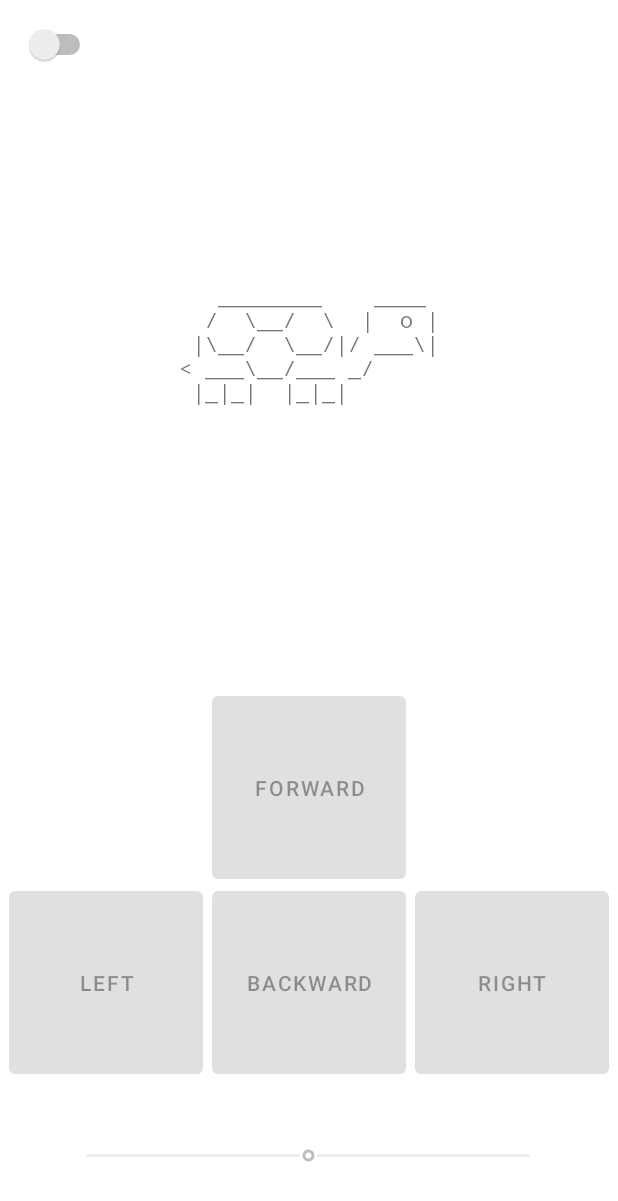
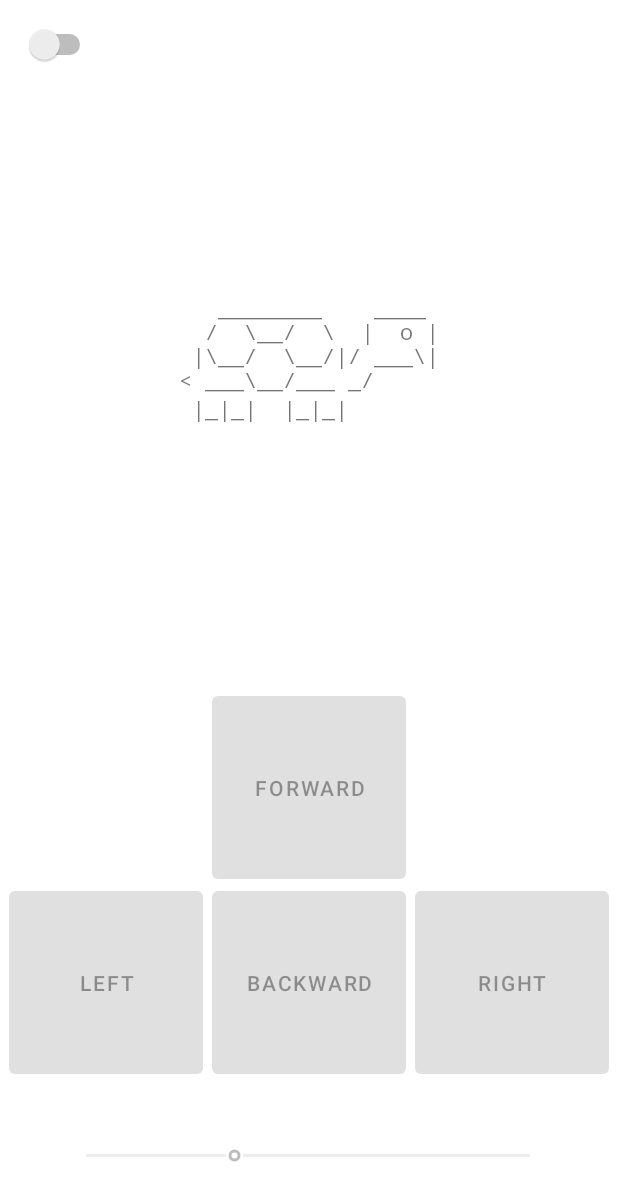
Before and after one commit to Razzula/turtle-cog, an Android app: the screen it shows after launch (MainActivity), on a phone screen of 412 x 824 dp. Shown: the top 1201 px of the screen. Run offline under Robolectric (Android 15) with nearby library versions, the phone set to English and light mode, and no system bars.

Commit message:
Animated app visuals

```diff
--- a/controller/app/src/main/java/turtle/cog/MainActivity.java
+++ b/controller/app/src/main/java/turtle/cog/MainActivity.java
@@ -8,6 +8,7 @@ import android.os.Bundle;
 import android.util.Log;
 import android.view.MotionEvent;
 import android.view.View;
+import android.widget.Adapter;
 import android.widget.Switch;
 import android.widget.TextView;
 import android.widget.CompoundButton;
@@ -22,9 +23,11 @@ public class MainActivity extends AppCompatActivity {
     static Socket socket;
     PrintWriter socketOut;
     Switch toggle;
-    TextView turtle;
+    TextView turtle; TextView turtleLegs;
+    Thread animationBlink;
     boolean err;
-    boolean dead = false;
+    boolean dead = false; boolean moving = false;
+    long velocity = 2;
 
     @Override
     protected void onCreate(Bundle savedInstanceState) {
@@ -42,7 +45,14 @@ public class MainActivity extends AppCompatActivity {
                 public void onCheckedChanged(CompoundButton buttonView, boolean isChecked) {
                     if (!err) {
                         if (isChecked) {
+
+                            turtle.setTextColor(Color.WHITE);
+                            turtleLegs.setTextColor(Color.WHITE);
+                            findViewById(R.id.textSearching).setVisibility(View.VISIBLE);
+
                             setupConnection();
+
+                            findViewById(R.id.textSearching).setVisibility(View.INVISIBLE);
 
                             if (err) {
                                 return;
@@ -54,12 +64,15 @@ public class MainActivity extends AppCompatActivity {
                             findViewById(R.id.btnRight).setEnabled(true);
                             findViewById(R.id.barSpeed).setEnabled(true);
 
-                            speedBar.setProgress(50);
+                            speedBar.setProgress(25);
                             send(":50");
                         } else {
+                            send(" ");
                             closeConnection();
 
                             turtle.setTextColor(Color.WHITE);
+                            turtleLegs.setTextColor(Color.WHITE);
+                            moving = false; dead = false;
                         }
                     } else {
                         err = false;
@@ -69,13 +82,14 @@ public class MainActivity extends AppCompatActivity {
         }
 
         turtle = (TextView) findViewById(R.id.turtle);
+        turtleLegs = (TextView) findViewById(R.id.turtlelegs);
 
         findViewById(R.id.btnUp).setOnTouchListener( new View.OnTouchListener() {
             @Override
             public boolean onTouch(View view, MotionEvent motionEvent) {
                 switch ( motionEvent.getAction() ) {
-                    case MotionEvent.ACTION_DOWN: send("w"); break;
-                    case MotionEvent.ACTION_UP: send(" "); break;
+                    case MotionEvent.ACTION_DOWN: send("w"); moving = true; break;
+                    case MotionEvent.ACTION_UP: send(" "); moving = false; break;
                 }
                 return false;
             }
@@ -85,8 +99,8 @@ public class MainActivity extends AppCompatActivity {
             @Override
             public boolean onTouch(View view, MotionEvent motionEvent) {
                 switch ( motionEvent.getAction() ) {
-                    case MotionEvent.ACTION_DOWN: send("a"); break;
-                    case MotionEvent.ACTION_UP: send(" "); break;
+                    case MotionEvent.ACTION_DOWN: send("a"); moving = true; break;
+                    case MotionEvent.ACTION_UP: send(" "); moving = false; break;
                 }
                 return false;
             }
@@ -96,8 +110,8 @@ public class MainActivity extends AppCompatActivity {
             @Override
             public boolean onTouch(View view, MotionEvent motionEvent) {
                 switch ( motionEvent.getAction() ) {
-                    case MotionEvent.ACTION_DOWN: send("s"); break;
-                    case MotionEvent.ACTION_UP: send(" "); break;
+                    case MotionEvent.ACTION_DOWN: send("s"); moving = true; break;
+                    case MotionEvent.ACTION_UP: send(" "); moving = false; break;
                 }
                 return false;
             }
@@ -107,8 +121,8 @@ public class MainActivity extends AppCompatActivity {
             @Override
             public boolean onTouch(View view, MotionEvent motionEvent) {
                 switch ( motionEvent.getAction() ) {
-                    case MotionEvent.ACTION_DOWN: send("d"); break;
-                    case MotionEvent.ACTION_UP: send(" "); break;
+                    case MotionEvent.ACTION_DOWN: send("d"); moving = true; break;
+                    case MotionEvent.ACTION_UP: send(" "); moving = false; break;
                 }
                 return false;
             }
@@ -123,12 +137,13 @@ public class MainActivity extends AppCompatActivity {
 
             @Override
             public void onProgressChanged(SeekBar seekBar, int progress, boolean fromUser) {
+                velocity = 100/(progress+25);
                 if (!fromUser) {
                     return;
                 }
 
                 try {
-                    send(":" + progress);
+                    send(":" + (progress+25));
                 }
                 catch (NullPointerException e) {
                     // Log.e("", "");
@@ -136,20 +151,56 @@ public class MainActivity extends AppCompatActivity {
             }
         } );
 
-        Thread animation = new Thread() {
+        String[] walking = new String[] {"turtle_step", "turtle_stand", "turtle_step2", "turtle_stand"};
+        Thread animationWalk = new Thread() {
             @Override
             public void run() {
-                try {
-                    while(true) {
-                        sleep(5000);
+                while(true) {
+                    try {
+
                         if (!dead) {
+                            if (moving) {
+
+                                for (int i = 0; i < 4; i++) {
+                                    final int resID = getResources().getIdentifier(walking[i], "string", getPackageName());
+                                    sleep(100 * velocity);
+                                    runOnUiThread(new Runnable() {
+                                        @Override
+                                        public void run() {
+                                            turtleLegs.setText(getString(resID));
+                                        }
+                                    });
+                                    if (walking[i].equals("turtle")) {
+                                        if (!moving) {
+                                            break;
+                                        }
+                                    }
+                                }
+                            }
+                        }
+                    } catch (InterruptedException e) {
+                        e.printStackTrace();
+                    }
+                }
+            }
+        };
+
+        animationBlink = new Thread() {
+            @Override
+            public void run() {
+                while(true) {
+                    try {
+
+                        if (!dead) {
+
+                            sleep(3000);
                             runOnUiThread(new Runnable() {
                                 @Override
                                 public void run() {
                                     turtle.setText(getString(R.string.turtle_blink));
                                 }
                             });
-                            sleep(500);
+                            sleep(200);
                             runOnUiThread(new Runnable() {
                                 @Override
                                 public void run() {
@@ -157,14 +208,16 @@ public class MainActivity extends AppCompatActivity {
                                 }
                             });
                         }
+
+                    } catch (InterruptedException e) {
+                        e.printStackTrace();
                     }
-                } catch (InterruptedException e) {
-                    e.printStackTrace();
                 }
             }
         };
 
-        animation.start();
+        animationWalk.start();
+        animationBlink.start();
     }
 
     public void setupConnection() {
@@ -182,6 +235,7 @@ public class MainActivity extends AppCompatActivity {
                         }
                     });
                     turtle.setTextColor(Color.GREEN);
+                    turtleLegs.setTextColor(Color.GREEN);
                     dead = false;
                 } catch (UnknownHostException e) {
                     Log.e("", "Unknown Host Error whilst connecting socket");
@@ -197,7 +251,9 @@ public class MainActivity extends AppCompatActivity {
                         }
                     });
                     turtle.setTextColor(Color.RED);
+                    turtleLegs.setTextColor(Color.RED);
                     dead = true;
+                    animationBlink.interrupt();
                     return;
                 }
 
--- a/controller/app/src/main/res/layout/activity_main.xml
+++ b/controller/app/src/main/res/layout/activity_main.xml
@@ -16,6 +16,27 @@
         app:layout_constraintEnd_toEndOf="parent"
         app:layout_constraintStart_toStartOf="parent"
         app:layout_constraintTop_toTopOf="parent" />
+
+    <TextView
+        android:id="@+id/turtlelegs"
+        android:layout_width="wrap_content"
+        android:layout_height="wrap_content"
+        android:fontFamily="monospace"
+        android:text="@string/turtle_stand"
+        app:layout_constraintEnd_toEndOf="@+id/turtle"
+        app:layout_constraintStart_toStartOf="@+id/turtle"
+        app:layout_constraintTop_toBottomOf="@+id/turtle" />
+
+    <TextView
+        android:id="@+id/textSearching"
+        android:layout_width="wrap_content"
+        android:layout_height="wrap_content"
+        android:layout_marginEnd="18dp"
+        android:fontFamily="monospace"
+        android:text="\?"
+        android:visibility="invisible"
+        app:layout_constraintBottom_toTopOf="@+id/turtle"
+        app:layout_constraintEnd_toEndOf="@+id/turtle" />
 
     <Switch
         android:id="@+id/enable"
@@ -76,8 +97,8 @@
         android:layout_width="328dp"
         android:layout_height="34dp"
         android:layout_marginBottom="36dp"
-        android:max="100"
-        android:progress="50"
+        android:max="75"
+        android:progress="25"
         app:layout_constraintBottom_toBottomOf="parent"
         app:layout_constraintEnd_toEndOf="parent"
         app:layout_constraintHorizontal_bias="0.493"
--- a/controller/app/src/main/res/values/strings.xml
+++ b/controller/app/src/main/res/values/strings.xml
@@ -3,16 +3,17 @@
     <string name="turtle">"   ________    ____
   /  \\__/  \\  |  o |
  |\\__/  \\__/|/ ___\\|
-&lt; ___\\__/___ _/
- |_|_|  |_|_|"</string>
+&lt; ___\\__/___ _/"</string>
     <string name="turtle_dead">"   ________    ____
   /  \\__/  \\  |  x |
- |\\__/  \\__/|/ ___\\|
-&lt; ___\\__/___ _/
- |_|_|  |_|_|"</string>
+ |\\__/  \\__/|/ ____|
+&lt; ___\\__/___ _/"</string>
     <string name="turtle_blink">"   ________    ____
   /  \\__/  \\  |  _ |
  |\\__/  \\__/|/ ___\\|
-&lt; ___\\__/___ _/
- |_|_|  |_|_|"</string>
+&lt; ___\\__/___ _/"</string>
+
+    <string name="turtle_stand">" |_|_|  |_|_|       "</string>
+    <string name="turtle_step">" |_|-/  |_|-/       "</string>
+    <string name="turtle_step2">" /-/_|  /-/_|       "</string>
 </resources>
```
Also changed, not shown: 1 other file.
